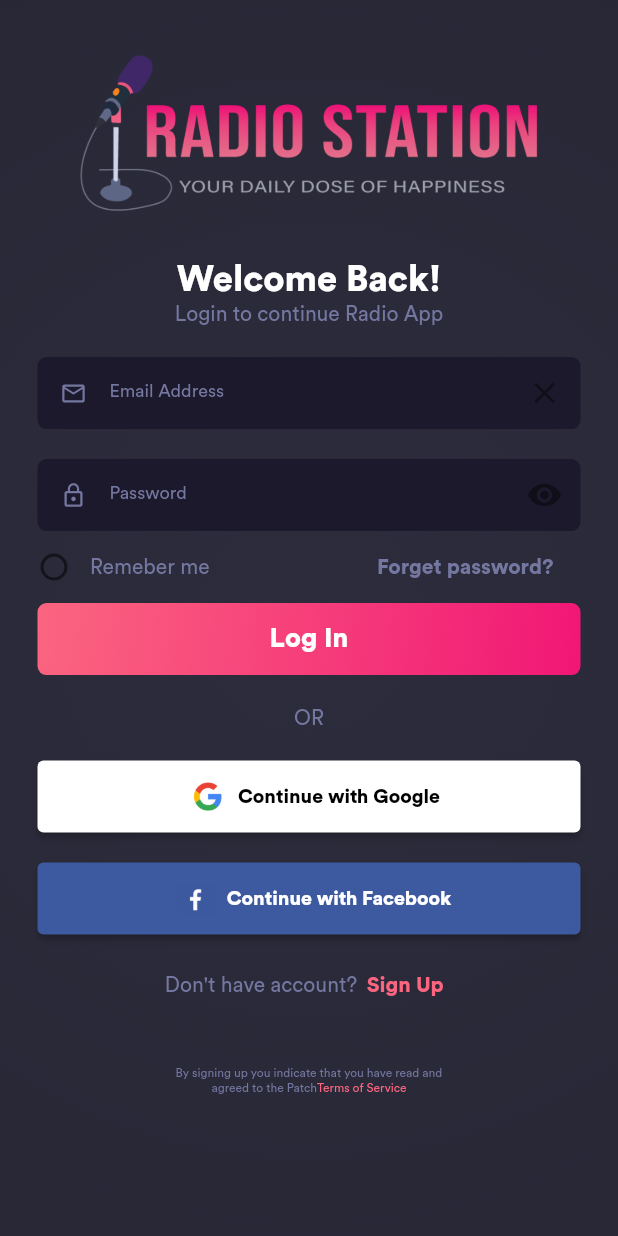
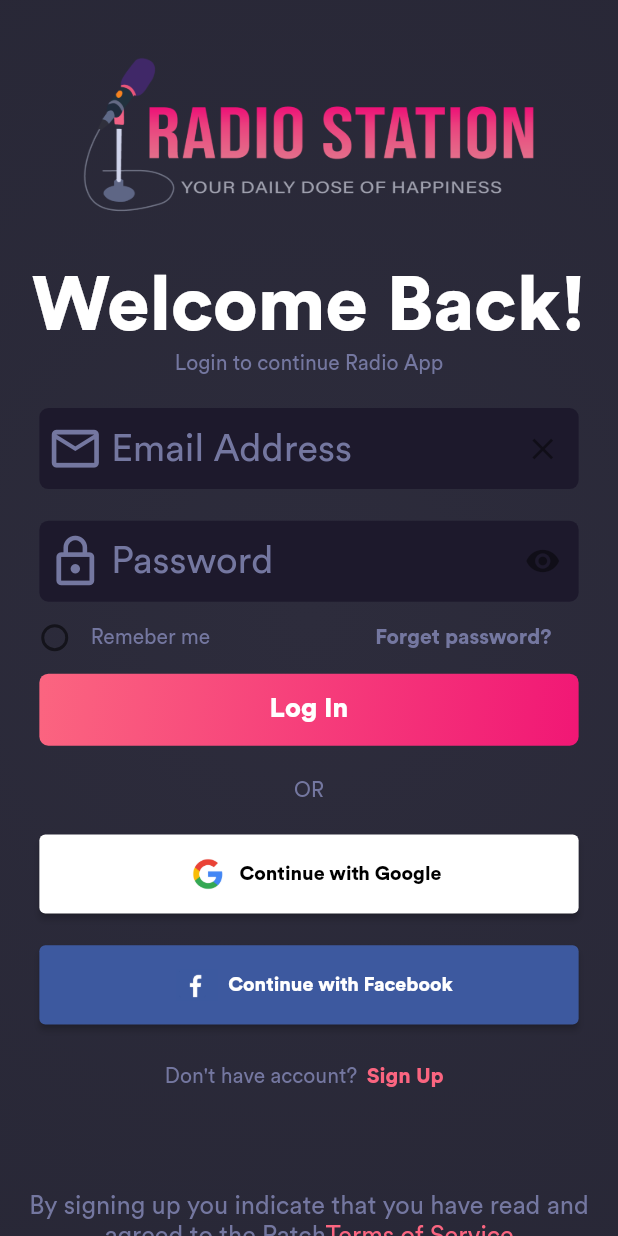
Before and after one commit to Drako-Rexon/Poddy_Caster, a Flutter app: the screen it shows after launch, on a phone screen of 412 x 824 dp. Run offline on Flutter 3.47's test engine with Material 2 defaults, Android fonts, the phone set to English and light mode, and no system bars; our stand-ins replace get.

Commit message:
dynamic in size

```diff
--- a/lib/authorization/components/gradient_button.dart
+++ b/lib/authorization/components/gradient_button.dart
@@ -1,4 +1,5 @@
 import 'package:flutter/material.dart';
+import 'package:podcast_app/components/data_for_dynamic.dart';
 import 'package:podcast_app/components/normal_text.dart';
 
 class GradientButton extends StatelessWidget {
@@ -13,7 +14,7 @@ class GradientButton extends StatelessWidget {
   @override
   Widget build(BuildContext context) {
     return Container(
-      width: devWidth - 50,
+      width: devWidth - SizeForDynamic.width50,
       decoration: BoxDecoration(
         borderRadius: BorderRadius.all(Radius.circular(6)),
         gradient: LinearGradient(
@@ -23,7 +24,6 @@ class GradientButton extends StatelessWidget {
         ),
       ),
       child: TextButton(
-        style: ButtonStyle(),
         onPressed: () {},
         child: NormalText(
           text: text,
--- a/lib/authorization/components/sign_in_button.dart
+++ b/lib/authorization/components/sign_in_button.dart
@@ -1,4 +1,5 @@
 import 'package:flutter/material.dart';
+import 'package:podcast_app/components/data_for_dynamic.dart';
 
 class SignInButtoncustom extends StatelessWidget {
   const SignInButtoncustom(
@@ -20,19 +21,19 @@ class SignInButtoncustom extends StatelessWidget {
       onPressed: () {},
       style: ButtonStyle(
         padding: MaterialStateProperty.all(
-          const EdgeInsets.symmetric(vertical: 14),
+          EdgeInsets.symmetric(vertical: SizeForDynamic.height15),
         ),
         backgroundColor: MaterialStateProperty.all(backColor),
       ),
       child: Container(
-        width: devWidth - 50,
+        width: devWidth - SizeForDynamic.width50,
         child: Row(
           mainAxisAlignment: MainAxisAlignment.center,
           children: [
             Image(
               image: AssetImage(iconLocation),
-              width: 40,
-              height: 20,
+              width: SizeForDynamic.width40,
+              height: SizeForDynamic.height20,
             ),
             Text(
               text,
--- a/lib/authorization/sign_in/sign_in.dart
+++ b/lib/authorization/sign_in/sign_in.dart
@@ -3,10 +3,11 @@ import 'package:get/get.dart';
 import 'package:podcast_app/Terms_of_service/terms_of_service.dart';
 import 'package:podcast_app/authorization/components/gradient_button.dart';
 import 'package:podcast_app/authorization/components/sign_in_button.dart';
+import 'package:podcast_app/components/data_for_dynamic.dart';
 import 'package:podcast_app/components/normal_text.dart';
 
 class SignInPage extends StatefulWidget {
-  SignInPage({Key? key}) : super(key: key);
+  const SignInPage({Key? key}) : super(key: key);
 
   @override
   State<SignInPage> createState() => _SignInPageState();
@@ -43,27 +44,29 @@ class _SignInPageState extends State<SignInPage> {
             child: Column(
               mainAxisSize: MainAxisSize.max,
               children: [
-                SizedBox(height: 35),
+                SizedBox(height: SizeForDynamic.height35),
                 Container(
-                  padding: const EdgeInsets.only(left: 50, right: 50),
+                  padding: EdgeInsets.only(
+                      left: SizeForDynamic.width50,
+                      right: SizeForDynamic.width50),
                   child:
                       Image.asset('assets/images/logo.png', fit: BoxFit.cover),
                 ),
-                SizedBox(height: 30),
+                SizedBox(height: SizeForDynamic.height30),
                 NormalText(
                   text: "Welcome Back!",
                   isBold: true,
                   textColor: Colors.white,
-                  textSize: 24,
+                  textSize: SizeForDynamic.textSize24,
                 ),
                 NormalText(text: "Login to continue Radio App"),
-                SizedBox(height: 20),
+                SizedBox(height: SizeForDynamic.height20),
                 Container(
                   decoration: BoxDecoration(
                     color: Color(0xFF1D192C),
                     borderRadius: BorderRadius.circular(6),
                   ),
-                  width: devWidth - 50,
+                  width: devWidth - SizeForDynamic.width50,
                   child: TextField(
                     style: TextStyle(color: Color(0xFF7477A0)),
                     keyboardType: TextInputType.emailAddress,
@@ -72,7 +75,7 @@ class _SignInPageState extends State<SignInPage> {
                       prefixIcon: Icon(
                         Icons.mail_outline,
                         color: Color(0xFF7477A0),
-                        size: 18,
+                        size: SizeForDynamic.textSize18,
                       ),
                       suffixIcon: textController.text.isNotEmpty
                           ? Container(width: 0)
@@ -88,19 +91,19 @@ class _SignInPageState extends State<SignInPage> {
                       hintStyle: TextStyle(
                         fontFamily: 'CircularStd-Book',
                         color: Color(0xFF7477A0),
-                        fontSize: 12,
+                        fontSize: SizeForDynamic.textSize12,
                       ),
                     ),
                     textInputAction: TextInputAction.next,
                   ),
                 ),
-                SizedBox(height: 20),
+                SizedBox(height: SizeForDynamic.height20),
                 Container(
                   decoration: BoxDecoration(
                     color: Color(0xFF1D192C),
                     borderRadius: BorderRadius.circular(6),
                   ),
-                  width: devWidth - 50,
+                  width: devWidth - SizeForDynamic.width50,
                   child: TextField(
                     obscureText: !isVisible,
                     style: TextStyle(color: Color(0xFF7477A0)),
@@ -110,7 +113,7 @@ class _SignInPageState extends State<SignInPage> {
                       prefixIcon: Icon(
                         Icons.lock_outline,
                         color: Color(0xFF7477A0),
-                        size: 18,
+                        size: SizeForDynamic.textSize18,
                       ),
                       suffixIcon: IconButton(
                         icon: Icon(isVisible
@@ -126,15 +129,16 @@ class _SignInPageState extends State<SignInPage> {
                       hintStyle: TextStyle(
                         fontFamily: 'CircularStd-Book',
                         color: Color(0xFF7477A0),
-                        fontSize: 12,
+                        fontSize: SizeForDynamic.textSize12,
                       ),
                     ),
                     textInputAction: TextInputAction.next,
                   ),
                 ),
-
                 Container(
-                  padding: const EdgeInsets.only(left: 12, right: 27),
+                  padding: EdgeInsets.only(
+                      left: SizeForDynamic.width10 + 2,
+                      right: SizeForDynamic.width25 + 2),
                   child: Row(
                     mainAxisAlignment: MainAxisAlignment.spaceBetween,
                     children: [
@@ -165,21 +169,21 @@ class _SignInPageState extends State<SignInPage> {
                   ),
                 ),
                 GradientButton(devWidth: devWidth, text: "Log In"),
-                SizedBox(height: 20),
+                SizedBox(height: SizeForDynamic.height20),
                 NormalText(text: "OR"),
-                SizedBox(height: 20),
+                SizedBox(height: SizeForDynamic.height20),
                 SignInButtoncustom(
                   text: "Continue with Google",
                   iconLocation: "assets/images/google-png.png",
                 ),
-                SizedBox(height: 20),
+                SizedBox(height: SizeForDynamic.height20),
                 SignInButtoncustom(
                   text: "Continue with Facebook",
                   iconLocation: "assets/images/fb.jpg",
                   backColor: Color(0xFF3d599f),
                   textColor: Colors.white,
                 ),
-                SizedBox(height: 10),
+                SizedBox(height: SizeForDynamic.height10),
                 Row(
                   mainAxisAlignment: MainAxisAlignment.center,
                   children: [
@@ -197,25 +201,17 @@ class _SignInPageState extends State<SignInPage> {
                     ),
                   ],
                 ),
-                SizedBox(height: 30),
-                // Text(
-                //   "By signing up you indicate that you have read and",
-                //   style: TextStyle(
-                //     fontSize: 8,
-                //     fontFamily: 'CircularStd-Book',
-                //     color: Color(0xFF7477A0),
-                //   ),
-                // ),
+                SizedBox(height: SizeForDynamic.height50),
                 NormalText(
                   text: "By signing up you indicate that you have read and",
-                  textSize: 8,
+                  textSize: SizeForDynamic.textSize8,
                 ),
                 Row(
                   mainAxisAlignment: MainAxisAlignment.center,
                   children: [
                     NormalText(
                       text: "agreed to the Patch",
-                      textSize: 8,
+                      textSize: SizeForDynamic.textSize8,
                     ),
                     InkWell(
                       onTap: () {
@@ -223,7 +219,7 @@ class _SignInPageState extends State<SignInPage> {
                       },
                       child: NormalText(
                         text: "Terms of Service",
-                        textSize: 8,
+                        textSize: SizeForDynamic.textSize8,
                         textColor: Color(0xFFFB6580),
                       ),
                     ),
--- a/lib/components/data_for_dynamic.dart
+++ b/lib/components/data_for_dynamic.dart
@@ -0,0 +1,33 @@
+import 'package:get/get.dart';
+
+class SizeForDynamic {
+  static double screenHeight = Get.context!.height;
+  static double screenWidth = Get.context!.width;
+
+  // ! This data is for dynamic height
+  static double height5 = screenHeight / 156.2;
+  static double height10 = screenHeight / 78.11;
+  static double height15 = screenHeight / 52.07;
+  static double height20 = screenHeight / 39.05;
+  static double height25 = screenHeight / 31.25;
+  static double height30 = screenHeight / 26.03;
+  static double height35 = screenHeight / 22.32;
+  static double height50 = screenHeight / 15.62;
+
+  // ! This data is for dynamic width
+  static double width5 = screenWidth / 78.54;
+  static double width10 = screenWidth / 39.27;
+  static double width15 = screenWidth / 26.2;
+  static double width20 = screenWidth / 19.63;
+  static double width25 = screenWidth / 15.7;
+  static double width30 = screenWidth / 13.1;
+  static double width35 = screenWidth / 11.22;
+  static double width40 = screenWidth / 9.82;
+  static double width50 = screenWidth / 7.85;
+
+  // ! Text Size
+  static double textSize8 = screenHeight / 49.1;
+  static double textSize12 = screenHeight / 32.73;
+  static double textSize18 = screenHeight / 21.82;
+  static double textSize24 = screenHeight / 16.36;
+}
--- a/lib/main.dart
+++ b/lib/main.dart
@@ -3,7 +3,7 @@ import 'package:get/get.dart';
 import 'package:podcast_app/authorization/sign_in/sign_in.dart';
 
 void main() {
-  runApp(MyApp());
+  runApp(const MyApp());
 }
 
 class MyApp extends StatefulWidget {
@@ -24,7 +24,7 @@ class _MyAppState extends State<MyApp> {
       theme: ThemeData(
         primarySwatch: Colors.blue,
       ),
-      home: SignInPage(),
+      home: const SignInPage(),
     );
   }
 }
```
